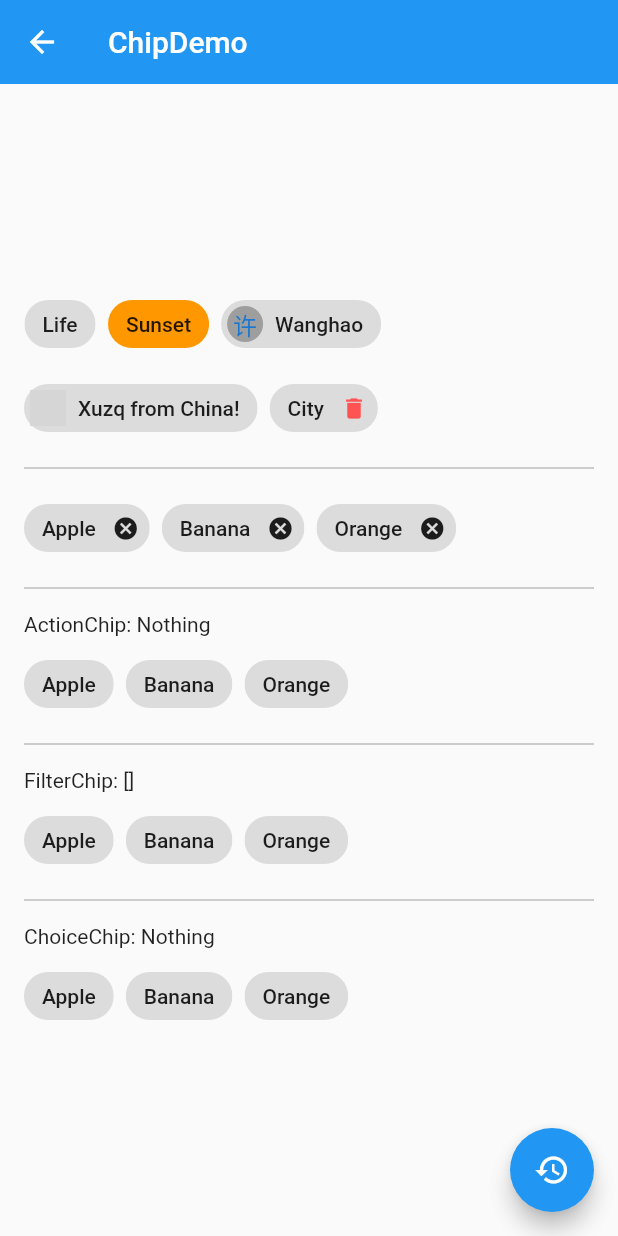
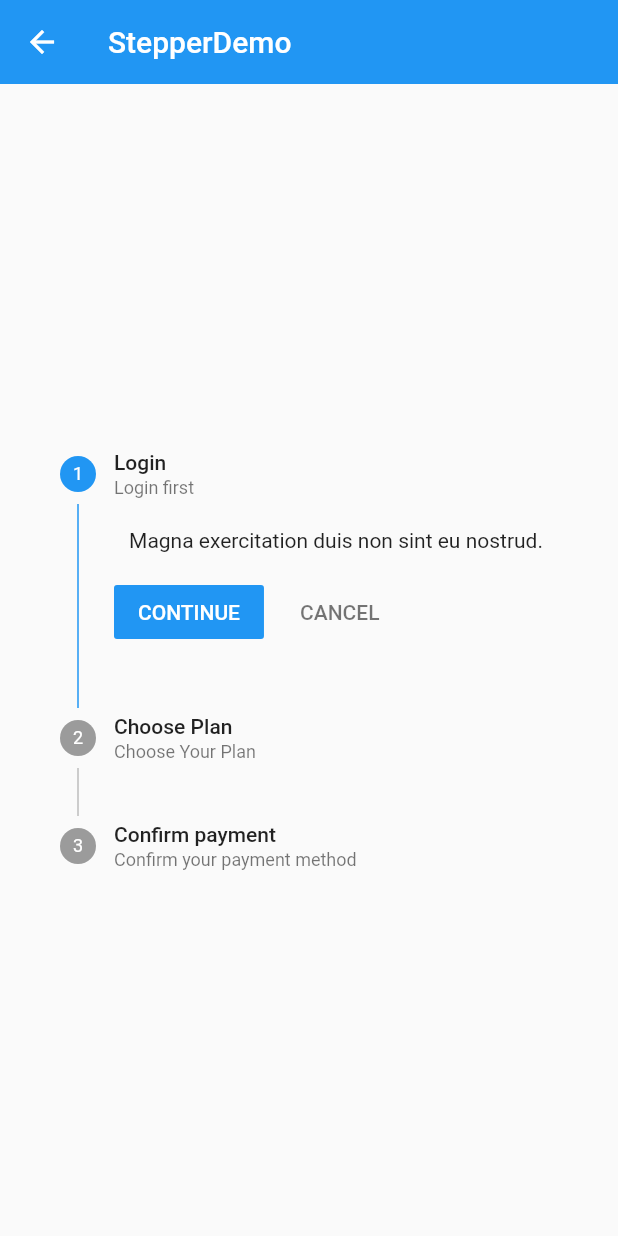
Before and after one commit to xzq666/my_flutter_project, a Flutter app: the screen it shows after launch, scrolled down 576 dp, after a tap on the "search" icon, on a phone screen of 412 x 824 dp. Run offline on Flutter 3.47's test engine with Material 2 defaults, Android fonts, the phone set to English and light mode, and no system bars; network calls fail; grey boxes are pictures that could not be loaded.

Commit message:
新增表格、分页表格、卡片、步骤视图的学习

```diff
--- /dev/null
+++ b/lib/demo/stepper_demo.dart
@@ -0,0 +1,75 @@
+import 'package:flutter/material.dart';
+
+class StepperDemo extends StatefulWidget {
+  @override
+  State<StatefulWidget> createState() {
+    // TODO: implement createState
+    return StepperDemoState();
+  }
+}
+
+class StepperDemoState extends State<StepperDemo> {
+  int _currentStep = 0;
+
+  @override
+  Widget build(BuildContext context) {
+    // TODO: implement build
+    return Scaffold(
+      appBar: AppBar(
+        title: Text("StepperDemo"),
+        elevation: 0.0,
+      ),
+      body: Container(
+        padding: EdgeInsets.all(16.0),
+        child: Column(
+          mainAxisAlignment: MainAxisAlignment.center,
+          children: <Widget>[
+            Theme(
+              data: Theme.of(context).copyWith(
+                primaryColor: Colors.black,
+              ),
+              child: Stepper(
+                currentStep: _currentStep,
+                onStepTapped: (int value) {
+                  setState(() {
+                    _currentStep = value;
+                  });
+                },
+                onStepContinue: () {
+                  setState(() {
+                    _currentStep < 2 ? _currentStep += 1 : _currentStep = 0;
+                  });
+                },
+                onStepCancel: () {
+                  setState(() {
+                    _currentStep > 0 ? _currentStep -= 1 : _currentStep = 0;
+                  });
+                },
+                steps: [
+                  Step(
+                    title: Text("Login"),
+                    subtitle: Text("Login first"),
+                    content: Text("Magna exercitation duis non sint eu nostrud."),
+                    isActive: _currentStep == 0,
+                  ),
+                  Step(
+                    title: Text("Choose Plan"),
+                    subtitle: Text("Choose Your Plan"),
+                    content: Text("Magna exercitation duis non sint eu nostrud."),
+                    isActive: _currentStep == 1,
+                  ),
+                  Step(
+                    title: Text("Confirm payment"),
+                    subtitle: Text("Confirm your payment method"),
+                    content: Text("Magna exercitation duis non sint eu nostrud."),
+                    isActive: _currentStep == 2,
+                  )
+                ],
+              ),
+            )
+          ],
+        ),
+      ),
+    );
+  }
+}
--- a/lib/main.dart
+++ b/lib/main.dart
@@ -14,6 +14,10 @@ import 'demo/bottom_sheet_demo.dart';
 import 'demo/snack_bar_demo.dart';
 import 'demo/expansion_panel_demo.dart';
 import 'demo/chip_demo.dart';
+import 'demo/data_table_demo.dart';
+import 'demo/paginated_data_table_demo.dart';
+import 'demo/card_demo.dart';
+import 'demo/stepper_demo.dart';
 
 void main() => runApp(MyApp());
 
@@ -36,6 +40,10 @@ class MyApp extends StatelessWidget {
         '/snackBar': (context) => SnackBarDemo(),
         '/expansionPanel': (context) => ExpansionPanelDemo(),
         '/chip': (context) => ChipDemo(),
+        '/dataTable': (context) => DataTableDemo(),
+        '/paginatedDataTable': (context) => PaginatedDataTableDemo(),
+        '/card': (context) => CardDemo(),
+        '/stepper': (context) => StepperDemo(),
       },
       theme: ThemeData(
         primaryColor: Colors.blue,
@@ -67,7 +75,7 @@ class Home extends StatelessWidget {
                 icon: Icon(Icons.search),
                 tooltip: "Search",
                 onPressed: () {
-                  Navigator.pushNamed(context, "/chip");
+                  Navigator.pushNamed(context, "/stepper");
                 }
             )
           ],
```
Also changed, not shown: lib/demo/card_demo.dart (added, +74 -0 lines), lib/demo/data_table_demo.dart (added, +80 -0 lines), lib/demo/paginated_data_table_demo.dart (added, +105 -0 lines), lib/model/post.dart (+8 -6 lines).
